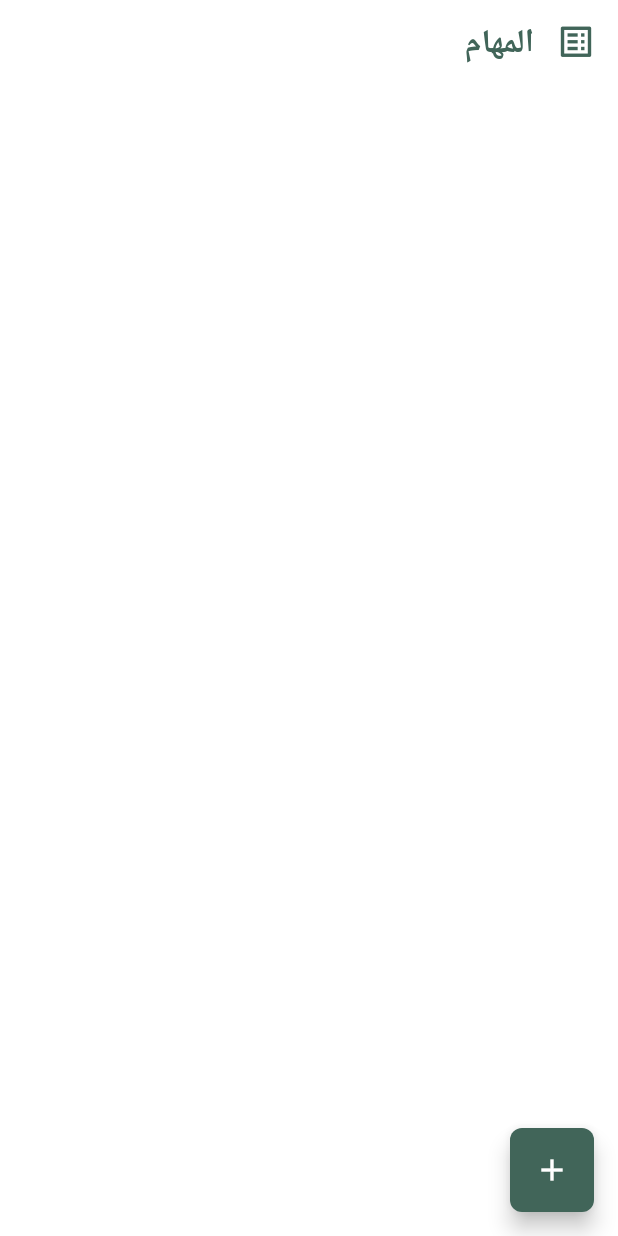
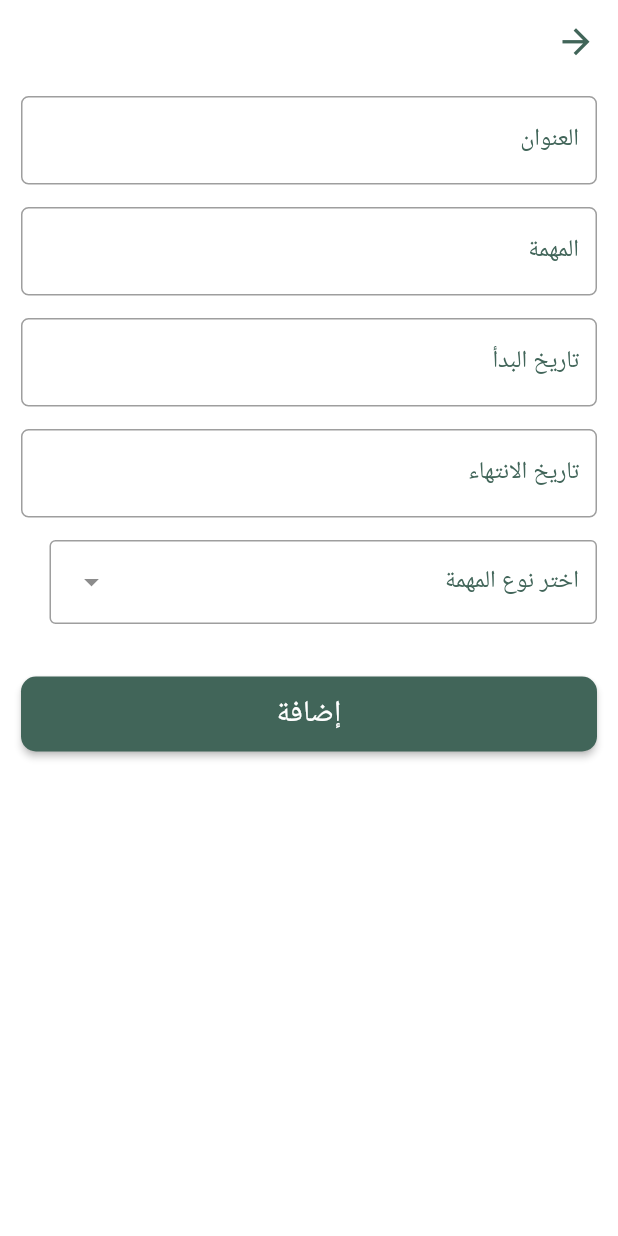
Before and after one commit to rehabsaad075/todo_app, a Flutter app: the screen it shows after launch, after a tap on the "add" icon, on a phone screen of 412 x 824 dp. Run offline on Flutter 3.47's test engine with Material 2 defaults, Android fonts, the phone set to English and light mode, and no system bars; our stand-ins replace animated_splash_screen.

Commit message:
done add task screen ui

```diff
--- a/lib/main.dart
+++ b/lib/main.dart
@@ -1,5 +1,5 @@
 import 'package:flutter/material.dart';
-import 'package:todo_app/todo_splash_screen.dart';
+import 'package:todo_app/view/screens/todo_splash_screen.dart';
 import 'package:todo_app/view_model/app_colors.dart';
 
 void main() {
--- /dev/null
+++ b/lib/view/add_task_screen.dart
@@ -0,0 +1,73 @@
+import 'package:flutter/material.dart';
+import 'package:todo_app/view/componets/drop_down_menu_custom.dart';
+import 'package:todo_app/view/componets/elvated_button_custom.dart';
+import 'package:todo_app/view/componets/text_form_field_custom.dart';
+import 'package:todo_app/view_model/functions/show_date_picker_function.dart';
+
+class AddTaskScreen extends StatelessWidget {
+  const AddTaskScreen({super.key});
+
+  @override
+  Widget build(BuildContext context) {
+    return Directionality(
+      textDirection: TextDirection.rtl,
+      child: Scaffold(
+        appBar: AppBar(),
+        body:  ListView(
+          padding: const EdgeInsets.symmetric(vertical: 8,horizontal: 14),
+          children: [
+            const TextFormFieldCustom(
+              labelText: 'العنوان',
+              keyboardType: TextInputType.text,
+            ),
+            const SizedBox(height: 15,),
+            const TextFormFieldCustom(
+              labelText: 'المهمة',
+              keyboardType: TextInputType.text,
+            ),
+            const SizedBox(height: 15,),
+             TextFormFieldCustom(
+              labelText: 'تاريخ البدأ',
+              keyboardType: TextInputType.none,
+              onTap: () async {
+                DateTime? datePicker=await showDatePickerFunction(
+                    context: context
+                );
+                if (datePicker != null){
+                  // cubit.startDateController.text=
+                  // "${datePicker.year}-${datePicker.month}-${datePicker.day}";
+                }
+              },
+            ),
+            const SizedBox(height: 15,),
+             TextFormFieldCustom(
+              labelText: 'تاريخ الانتهاء',
+              keyboardType: TextInputType.none,
+              onTap: () async {
+                DateTime? lastDatePicker=await showDatePickerFunction(
+                    context: context
+                );
+                if (lastDatePicker != null){
+                  // cubit.lastDateController.text=
+                  // "${lastDatePicker.year}-${lastDatePicker.month}-${lastDatePicker.day}";
+                }
+              },
+            ),
+            const SizedBox(height: 15,),
+            const DropDownMenuCustom(),
+            const SizedBox(height: 35,),
+            ElevatedButtonCustom(
+              onPressed: () {  },
+              child: const Text(
+                      'إضافة',
+                style: TextStyle(
+                  fontSize: 20
+                ),
+              ),
+            )
+          ],
+        ),
+      ),
+    );
+  }
+}
--- /dev/null
+++ b/lib/view/componets/drop_down_menu_custom.dart
@@ -0,0 +1,41 @@
+import 'package:flutter/material.dart';
+import 'package:todo_app/view_model/app_colors.dart';
+
+class DropDownMenuCustom extends StatelessWidget {
+  const DropDownMenuCustom({super.key});
+
+  @override
+  Widget build(BuildContext context) {
+    return DropdownMenu(
+        width: 365,
+        onSelected: (value){
+
+        },
+        label: const Text(
+          'اختر نوع المهمة',
+          style: TextStyle(
+              fontSize: 16,
+              color: AppColors.appColor
+          ),
+        ),
+        dropdownMenuEntries: const [
+          DropdownMenuEntry(
+              value: Text('new'),
+              label: 'new'
+          ),
+          DropdownMenuEntry(
+              value: Text('doing'),
+              label: 'doing'
+          ),
+          DropdownMenuEntry(
+              value: Text('completed'),
+              label: 'completed'
+          ),
+          DropdownMenuEntry(
+              value: Text('outdated'),
+              label: 'outdated'
+          ),
+        ]
+    );
+  }
+}
--- /dev/null
+++ b/lib/view/componets/elvated_button_custom.dart
@@ -0,0 +1,23 @@
+import 'package:flutter/material.dart';
+import 'package:todo_app/view_model/app_colors.dart';
+
+class ElevatedButtonCustom extends StatelessWidget {
+  final void Function()? onPressed;
+  final Widget child;
+  const ElevatedButtonCustom({super.key,required this.onPressed, required this.child,});
+
+  @override
+  Widget build(BuildContext context) {
+    return ElevatedButton(
+      onPressed: onPressed,
+      style: ElevatedButton.styleFrom(
+          backgroundColor:AppColors.appColor ,
+          minimumSize:  const Size(double.infinity,50),
+          shape: RoundedRectangleBorder(
+              borderRadius: BorderRadius.circular(10)
+          )
+      ),
+      child:child,
+    );
+  }
+}
--- /dev/null
+++ b/lib/view/componets/text_form_field_custom.dart
@@ -0,0 +1,77 @@
+import 'package:flutter/material.dart';
+import 'package:todo_app/view_model/app_colors.dart';
+
+class TextFormFieldCustom extends StatelessWidget {
+  final void Function()? onTap;
+  final TextEditingController? controller;
+  final String labelText;
+  final TextInputType? keyboardType;
+  final TextInputAction? textInputAction;
+  final IconData ?icon;
+  final String? Function(String?)? validator;
+  final AutovalidateMode? autovalidateMode;
+  final bool obscureText ;
+  const TextFormFieldCustom({
+    Key? key,
+    this.onTap,
+    this.controller,
+    required this.labelText,
+    this.keyboardType,
+    this.textInputAction=TextInputAction.next,
+    this.icon,
+    this.validator,
+    this.autovalidateMode,
+    this.obscureText=false,
+  }) : super(key: key);
+
+  @override
+  Widget build(BuildContext context) {
+    return TextFormField(
+      cursorColor: AppColors.appColor,
+      controller: controller,
+      validator: validator,
+      obscureText:obscureText ,
+      autovalidateMode: autovalidateMode,
+      style: const TextStyle(
+          color: AppColors.appColor
+      ),
+      keyboardType: keyboardType,
+      textInputAction: textInputAction,
+      decoration: InputDecoration(
+        border: OutlineInputBorder(
+            borderRadius: BorderRadius.circular(5),
+            borderSide:
+            const BorderSide(
+                color: AppColors.appColor
+            )),
+        errorBorder: OutlineInputBorder(
+            borderRadius: BorderRadius.circular(5),
+            borderSide:
+            const BorderSide(
+                color: AppColors.errorColor
+            )),
+        enabledBorder: OutlineInputBorder(
+            borderRadius: BorderRadius.circular(5),
+            borderSide:
+            const BorderSide(
+              color: Colors.grey,
+            )),
+        focusedBorder: OutlineInputBorder(
+            borderRadius: BorderRadius.circular(5),
+            borderSide:
+            const BorderSide(
+                color: AppColors.appColor
+            )),
+        prefixIcon:icon !=null? Icon(
+          icon,
+          color: AppColors.appColor,
+        ):null,
+        labelText:labelText,
+        labelStyle: const TextStyle(
+            color: AppColors.appColor
+        ),
+      ),
+      onTap: onTap,
+    );
+  }
+}
--- a/lib/todo_home_page_screen.dart
+++ b/lib/view/screens/todo_home_page_screen.dart
@@ -1,5 +1,7 @@
 import 'package:flutter/material.dart';
+import 'package:todo_app/view/add_task_screen.dart';
 import 'package:todo_app/view_model/app_icons.dart';
+import 'package:todo_app/view_model/functions/navigation_functions.dart';
 
 class TodoHomePageScreen extends StatelessWidget {
   const TodoHomePageScreen({super.key});
@@ -20,10 +22,10 @@ class TodoHomePageScreen extends StatelessWidget {
         floatingActionButtonLocation: FloatingActionButtonLocation.startFloat,
         floatingActionButton: FloatingActionButton(
           onPressed: () {
-            // navigationPushFunction(
-            //     context: context,
-            //     screen: const AddNotesScreen()
-           // );
+            navigationPushFunction(
+                context: context,
+                screen: const AddTaskScreen()
+           );
           },
           child: const Icon(
               AppIcons.addIcon
--- a/lib/todo_splash_screen.dart
+++ b/lib/view/screens/todo_splash_screen.dart
@@ -1,6 +1,6 @@
 import 'package:animated_splash_screen/animated_splash_screen.dart';
 import 'package:flutter/material.dart';
-import 'package:todo_app/todo_home_page_screen.dart';
+import 'package:todo_app/view/screens/todo_home_page_screen.dart';
 
 class TodoSplashScreen extends StatelessWidget {
   const TodoSplashScreen({super.key});
--- a/lib/view_model/app_colors.dart
+++ b/lib/view_model/app_colors.dart
@@ -2,7 +2,7 @@ import 'package:flutter/material.dart';
 
 abstract class AppColors{
   static const Color appColor=Color(0xff416559);
-  static const Color appColor2=Color(0xff66361C);
+  static const Color errorColor=Colors.red;
   static const Color whiteColor=Colors.white;
   static const Color gray=Colors.grey;
 }
--- a/lib/view_model/app_icons.dart
+++ b/lib/view_model/app_icons.dart
@@ -4,6 +4,7 @@ import 'package:flutter/material.dart';
 abstract class AppIcons{
   static const IconData addIcon=Icons.add;
   static const IconData listIcon=Icons.list_alt;
+  static const IconData selectIcon=Icons.arrow_drop_down;
   static const IconData threeDotVertIcon=Icons.more_vert;
   static const IconData arrowIcon=Icons.arrow_forward;
   static const IconData doneIcon=Icons.done;
--- /dev/null
+++ b/lib/view_model/functions/navigation_functions.dart
@@ -0,0 +1,9 @@
+import 'package:flutter/material.dart';
+
+void navigationPushFunction({required context,required Widget screen}){
+  Navigator.push(
+      context,
+      MaterialPageRoute(builder: (context){
+        return screen;
+      }));
+}
--- /dev/null
+++ b/lib/view_model/functions/show_date_picker_function.dart
@@ -0,0 +1,33 @@
+import 'package:flutter/material.dart';
+import 'package:todo_app/view_model/app_colors.dart';
+
+Future<DateTime?>showDatePickerFunction(
+{
+  required BuildContext context,
+}
+    ) async {
+ return showDatePicker(
+     context: context,
+     initialDate: DateTime.now(),
+     firstDate: DateTime.now(),
+     lastDate: DateTime.now().add(const Duration(days: 365*5)),
+   builder: (context,child){
+     return Theme(
+         data: Theme.of(context).copyWith(
+             colorScheme: const ColorScheme.light(
+                 primary: AppColors.appColor,
+                 onPrimary: AppColors.whiteColor,
+                 onSurface: AppColors.appColor
+             ),
+             textButtonTheme: TextButtonThemeData(
+                 style: TextButton.styleFrom(
+                     foregroundColor: AppColors.appColor
+                 )
+             )
+         ),
+         child: child!
+     );
+   },
+ );
+
+}
```
